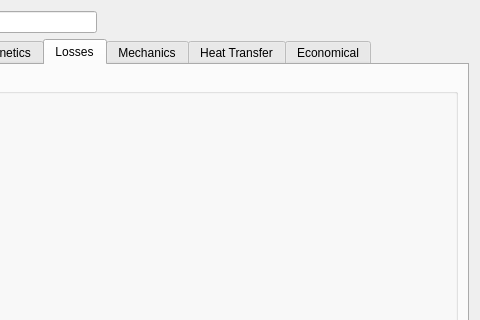
Eomys/pyleecan, file pyleecan/GUI/Dialog/DMatLib/DMatSetup/DMatSetup.ui: the form before one commit; both pictures show x 120 to 600 and y 0 to 320 of the 600 by 677 pixel window.
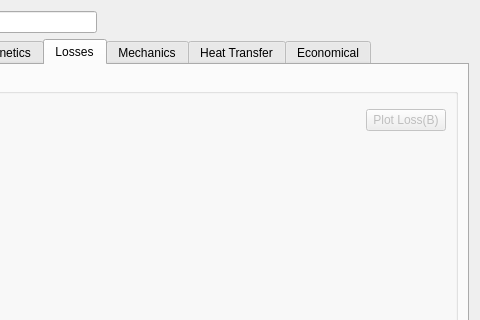
The form after the commit. The open tabs and pages were chosen to show the change. Icons and pictures are not drawn. Custom widgets are drawn as their Qt base class.

What changed in the file:
```diff
--- a/pyleecan/GUI/Dialog/DMatLib/DMatSetup/DMatSetup.ui
+++ b/pyleecan/GUI/Dialog/DMatLib/DMatSetup/DMatSetup.ui
@@ -514,11 +514,8 @@
          <property name="checked">
           <bool>false</bool>
          </property>
-         <layout class="QVBoxLayout" name="verticalLayout_10">
-          <item>
-           <widget class="DTableData" name="tab_values_losses" native="true"/>
-          </item>
-          <item>
+         <layout class="QGridLayout" name="gridLayout_6">
+          <item row="2" column="1">
            <spacer name="verticalSpacer_8">
             <property name="orientation">
              <enum>Qt::Vertical</enum>
@@ -531,6 +528,29 @@
             </property>
            </spacer>
           </item>
+          <item row="1" column="1">
+           <widget class="QPushButton" name="b_plot_losses">
+            <property name="text">
+             <string>Plot Loss(B)</string>
+            </property>
+           </widget>
+          </item>
+          <item row="1" column="0">
+           <spacer name="horizontalSpacer_12">
+            <property name="orientation">
+             <enum>Qt::Horizontal</enum>
+            </property>
+            <property name="sizeHint" stdset="0">
+             <size>
+              <width>40</width>
+              <height>20</height>
+             </size>
+            </property>
+           </spacer>
+          </item>
+          <item row="0" column="0" colspan="2">
+           <widget class="DTableData" name="tab_values_losses" native="true"/>
+          </item>
          </layout>
         </widget>
        </item>
```
